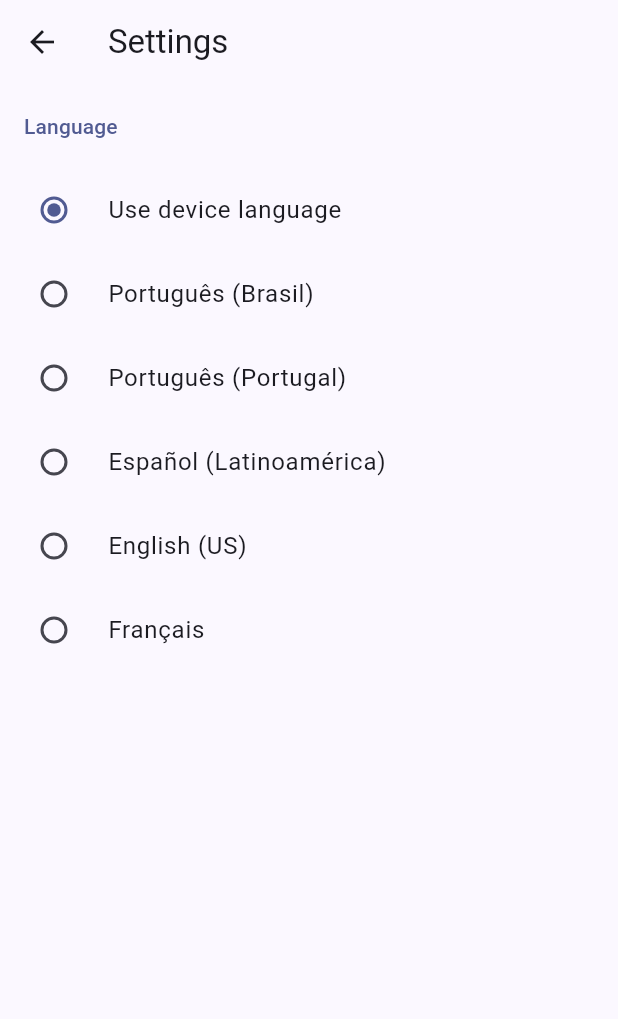
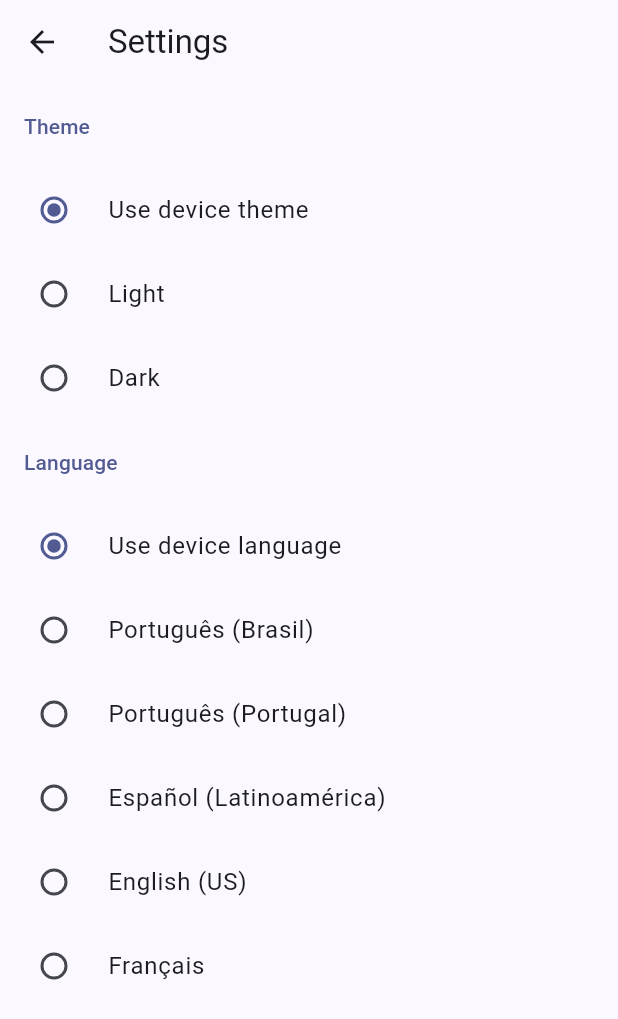
Before and after one commit to emilysombra/shadow-finances, a Flutter app: the screen it shows after launch, after a tap on the "settings" icon, on a phone screen of 412 x 824 dp. Shown: the top 1019 px of the screen. Run offline on Flutter 3.47's test engine with Material 3 defaults, Android fonts, the phone set to English and light mode, and no system bars; our stand-ins replace shared_preferences; generated files the repository leaves out were written again.

Commit message:
feat: theme management

```diff
--- a/lib/app.dart
+++ b/lib/app.dart
@@ -6,6 +6,7 @@ import 'package:shadow_finances/routing/router.dart';
 import 'package:shadow_finances/routing/routes.dart';
 import 'package:shadow_finances/ui/core/l10n/app_language_locale.dart';
 import 'package:shadow_finances/ui/core/themes/app_theme.dart';
+import 'package:shadow_finances/ui/core/themes/app_theme_mode_flutter.dart';
 import 'package:shadow_finances/ui/settings/view_models/settings_view_model.dart';
 
 class ShadowFinancesApp extends StatelessWidget {
@@ -16,16 +17,18 @@ class ShadowFinancesApp extends StatelessWidget {
 
   @override
   Widget build(BuildContext context) {
-    // watch: reconstrói o MaterialApp quando o idioma escolhido muda.
-    final language = context.watch<SettingsViewModel>().language;
+    // watch: reconstrói o MaterialApp quando o idioma ou o tema escolhido muda.
+    final settings = context.watch<SettingsViewModel>();
 
     return MaterialApp(
       title: title,
       debugShowCheckedModeBanner: false,
       theme: AppTheme.light,
       darkTheme: AppTheme.dark,
+      // ThemeMode.system (escolha null) segue o tema do dispositivo.
+      themeMode: settings.themeMode.themeMode,
       // null = segue o dispositivo, resolvido por resolveAppLocale.
-      locale: language?.locale,
+      locale: settings.language?.locale,
       supportedLocales: supportedAppLocales,
       localeListResolutionCallback: resolveAppLocale,
       localizationsDelegates: AppLocalizations.localizationsDelegates,
--- /dev/null
+++ b/lib/domain/models/app_theme_mode.dart
@@ -0,0 +1,8 @@
+/// Aparências que o usuário pode escolher para o app.
+///
+/// Não há valor "sistema": a ausência de escolha (`null`) significa seguir o
+/// tema do dispositivo, como no idioma.
+///
+/// Os nomes dos valores são persistidos como preferência do usuário;
+/// renomeá-los exige migrar o valor salvo.
+enum AppThemeMode { light, dark }
--- a/lib/l10n/app_en.arb
+++ b/lib/l10n/app_en.arb
@@ -3,5 +3,9 @@
   "homeTagline": "Your finances in one place.",
   "settingsTitle": "Settings",
   "languageSectionTitle": "Language",
-  "languageFollowDevice": "Use device language"
+  "languageFollowDevice": "Use device language",
+  "themeSectionTitle": "Theme",
+  "themeFollowDevice": "Use device theme",
+  "themeLight": "Light",
+  "themeDark": "Dark"
 }
--- a/lib/l10n/app_es.arb
+++ b/lib/l10n/app_es.arb
@@ -3,5 +3,9 @@
   "homeTagline": "Tus finanzas en un solo lugar.",
   "settingsTitle": "Configuración",
   "languageSectionTitle": "Idioma",
-  "languageFollowDevice": "Usar el idioma del dispositivo"
+  "languageFollowDevice": "Usar el idioma del dispositivo",
+  "themeSectionTitle": "Tema",
+  "themeFollowDevice": "Usar el tema del dispositivo",
+  "themeLight": "Claro",
+  "themeDark": "Oscuro"
 }
--- a/lib/l10n/app_fr.arb
+++ b/lib/l10n/app_fr.arb
@@ -3,5 +3,9 @@
   "homeTagline": "Vos finances en un seul endroit.",
   "settingsTitle": "Paramètres",
   "languageSectionTitle": "Langue",
-  "languageFollowDevice": "Utiliser la langue de l’appareil"
+  "languageFollowDevice": "Utiliser la langue de l’appareil",
+  "themeSectionTitle": "Thème",
+  "themeFollowDevice": "Utiliser le thème de l’appareil",
+  "themeLight": "Clair",
+  "themeDark": "Sombre"
 }
--- /dev/null
+++ b/lib/ui/core/themes/app_theme_mode_flutter.dart
@@ -0,0 +1,13 @@
+import 'package:flutter/material.dart';
+
+import 'package:shadow_finances/domain/models/app_theme_mode.dart';
+
+/// Ponte entre o modelo de domínio [AppThemeMode] (Dart puro) e o [ThemeMode]
+/// do Flutter. `null` vira [ThemeMode.system] (segue o dispositivo).
+extension AppThemeModeFlutter on AppThemeMode? {
+  ThemeMode get themeMode => switch (this) {
+    null => ThemeMode.system,
+    AppThemeMode.light => ThemeMode.light,
+    AppThemeMode.dark => ThemeMode.dark,
+  };
+}
--- a/lib/ui/settings/view_models/settings_view_model.dart
+++ b/lib/ui/settings/view_models/settings_view_model.dart
@@ -2,29 +2,36 @@ import 'package:flutter/foundation.dart';
 
 import 'package:shadow_finances/data/repositories/settings/settings_repository.dart';
 import 'package:shadow_finances/domain/models/app_language.dart';
+import 'package:shadow_finances/domain/models/app_theme_mode.dart';
 import 'package:shadow_finances/utils/result.dart';
 
 /// Estado das preferências do usuário.
 ///
-/// É global (registrado em `config/dependencies.dart`) porque o idioma afeta
-/// o app inteiro, não só a tela de configurações.
+/// É global (registrado em `config/dependencies.dart`) porque idioma e tema
+/// afetam o app inteiro, não só a tela de configurações.
 class SettingsViewModel extends ChangeNotifier {
   SettingsViewModel({required this._settingsRepository});
 
   final SettingsRepository _settingsRepository;
 
   AppLanguage? _language;
+  AppThemeMode? _themeMode;
 
   /// Idioma escolhido; `null` significa seguir o idioma do dispositivo.
   AppLanguage? get language => _language;
 
-  /// Carrega as preferências salvas. Em caso de falha, segue o dispositivo.
+  /// Tema escolhido; `null` significa seguir o tema do dispositivo.
+  AppThemeMode? get themeMode => _themeMode;
+
+  /// Carrega as preferências salvas. O que falhar segue o dispositivo.
   Future<void> load() async {
-    final result = await _settingsRepository.getLanguage();
-    if (result case Ok(:final value)) {
-      _language = value;
-      notifyListeners();
-    }
+    final (language, themeMode) = await (
+      _settingsRepository.getLanguage(),
+      _settingsRepository.getThemeMode(),
+    ).wait;
+    if (language case Ok(:final value)) _language = value;
+    if (themeMode case Ok(:final value)) _themeMode = value;
+    notifyListeners();
   }
 
   /// Troca o idioma imediatamente e salva a escolha. Se não for possível
@@ -42,4 +49,20 @@ class SettingsViewModel extends ChangeNotifier {
       notifyListeners();
     }
   }
+
+  /// Troca o tema imediatamente e salva a escolha. Se não for possível
+  /// salvar, desfaz a troca.
+  Future<void> setThemeMode(AppThemeMode? themeMode) async {
+    if (themeMode == _themeMode) return;
+
+    final previous = _themeMode;
+    _themeMode = themeMode;
+    notifyListeners();
+
+    final result = await _settingsRepository.setThemeMode(themeMode);
+    if (result is Failure) {
+      _themeMode = previous;
+      notifyListeners();
+    }
+  }
 }
--- a/lib/ui/settings/widgets/settings_screen.dart
+++ b/lib/ui/settings/widgets/settings_screen.dart
@@ -1,10 +1,12 @@
 import 'package:flutter/material.dart';
 
 import 'package:shadow_finances/domain/models/app_language.dart';
+import 'package:shadow_finances/domain/models/app_theme_mode.dart';
 import 'package:shadow_finances/l10n/app_localizations.dart';
 import 'package:shadow_finances/ui/core/l10n/app_language_locale.dart';
 import 'package:shadow_finances/ui/core/widgets/page_body.dart';
 import 'package:shadow_finances/ui/settings/view_models/settings_view_model.dart';
+import 'package:shadow_finances/ui/settings/widgets/settings_section_header.dart';
 
 class SettingsScreen extends StatelessWidget {
   const SettingsScreen({super.key, required this.viewModel});
@@ -14,8 +16,6 @@ class SettingsScreen extends StatelessWidget {
   @override
   Widget build(BuildContext context) {
     final l10n = AppLocalizations.of(context);
-    final textTheme = Theme.of(context).textTheme;
-    final colorScheme = Theme.of(context).colorScheme;
 
     return Scaffold(
       appBar: AppBar(title: Text(l10n.settingsTitle)),
@@ -24,19 +24,35 @@ class SettingsScreen extends StatelessWidget {
         // que o estado mudou (notifyListeners).
         child: ListenableBuilder(
           listenable: viewModel,
-          builder: (context, _) => RadioGroup<AppLanguage?>(
+          builder: (context, _) => ListView(
+            children: [
+              SettingsSectionHeader(title: l10n.themeSectionTitle),
+              RadioGroup<AppThemeMode?>(
+                groupValue: viewModel.themeMode,
+                onChanged: viewModel.setThemeMode,
+                child: Column(
+                  children: [
+                    RadioListTile<AppThemeMode?>(
+                      value: null,
+                      title: Text(l10n.themeFollowDevice),
+                    ),
+                    for (final themeMode in AppThemeMode.values)
+                      RadioListTile<AppThemeMode?>(
+                        value: themeMode,
+                        title: Text(switch (themeMode) {
+                          AppThemeMode.light => l10n.themeLight,
+                          AppThemeMode.dark => l10n.themeDark,
+                        }),
+                      ),
+                  ],
+                ),
+              ),
+              SettingsSectionHeader(title: l10n.languageSectionTitle),
+              RadioGroup<AppLanguage?>(
                 groupValue: viewModel.language,
                 onChanged: viewModel.setLanguage,
-            child: ListView(
+                child: Column(
                   children: [
-                ListTile(
-                  title: Text(
-                    l10n.languageSectionTitle,
-                    style: textTheme.titleSmall?.copyWith(
-                      color: colorScheme.primary,
-                    ),
-                  ),
-                ),
                     RadioListTile<AppLanguage?>(
                       value: null,
                       title: Text(l10n.languageFollowDevice),
@@ -49,6 +65,8 @@ class SettingsScreen extends StatelessWidget {
                   ],
                 ),
               ),
+            ],
+          ),
         ),
       ),
     );
--- /dev/null
+++ b/lib/ui/settings/widgets/settings_section_header.dart
@@ -0,0 +1,21 @@
+import 'package:flutter/material.dart';
+
+/// Cabeçalho de uma seção da tela de configurações (ex.: "Idioma", "Tema").
+class SettingsSectionHeader extends StatelessWidget {
+  const SettingsSectionHeader({super.key, required this.title});
+
+  final String title;
+
+  @override
+  Widget build(BuildContext context) {
+    final theme = Theme.of(context);
+    return ListTile(
+      title: Text(
+        title,
+        style: theme.textTheme.titleSmall?.copyWith(
+          color: theme.colorScheme.primary,
+        ),
+      ),
+    );
+  }
+}
```
Also changed, not shown: lib/data/repositories/settings/settings_repository.dart (+7 -0 lines), lib/data/repositories/settings/settings_repository_local.dart (+30 -12 lines), lib/l10n/app_pt.arb (+16 -0 lines), 6 other files. Lines whose indentation alone changed are shown as unchanged.
